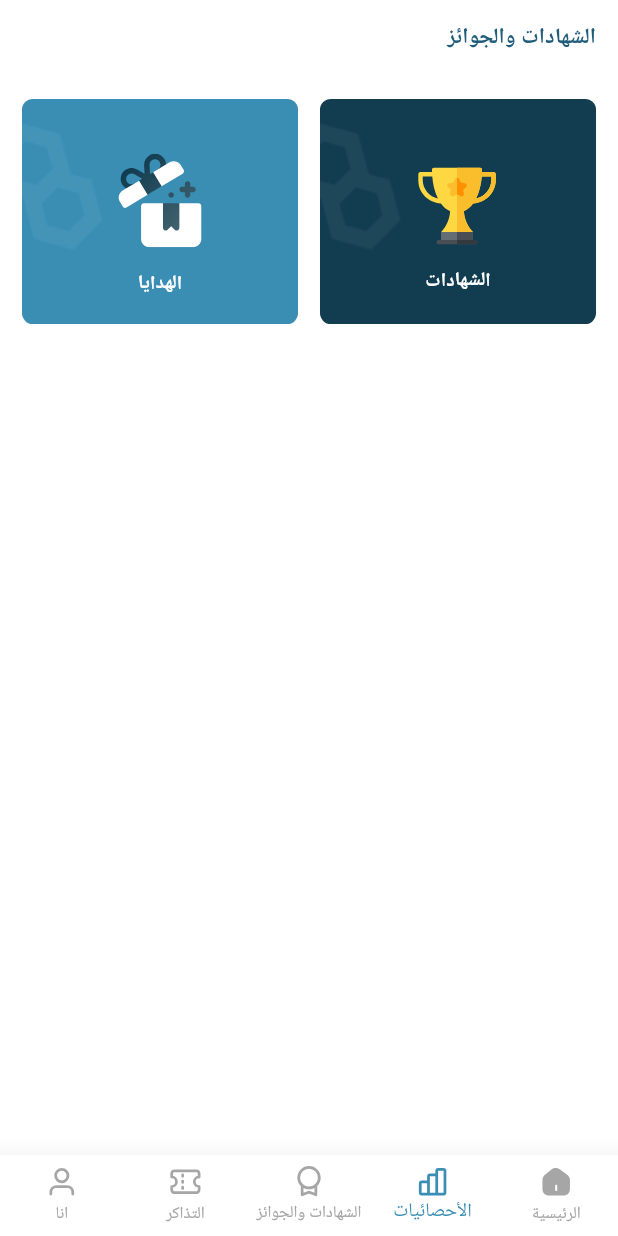
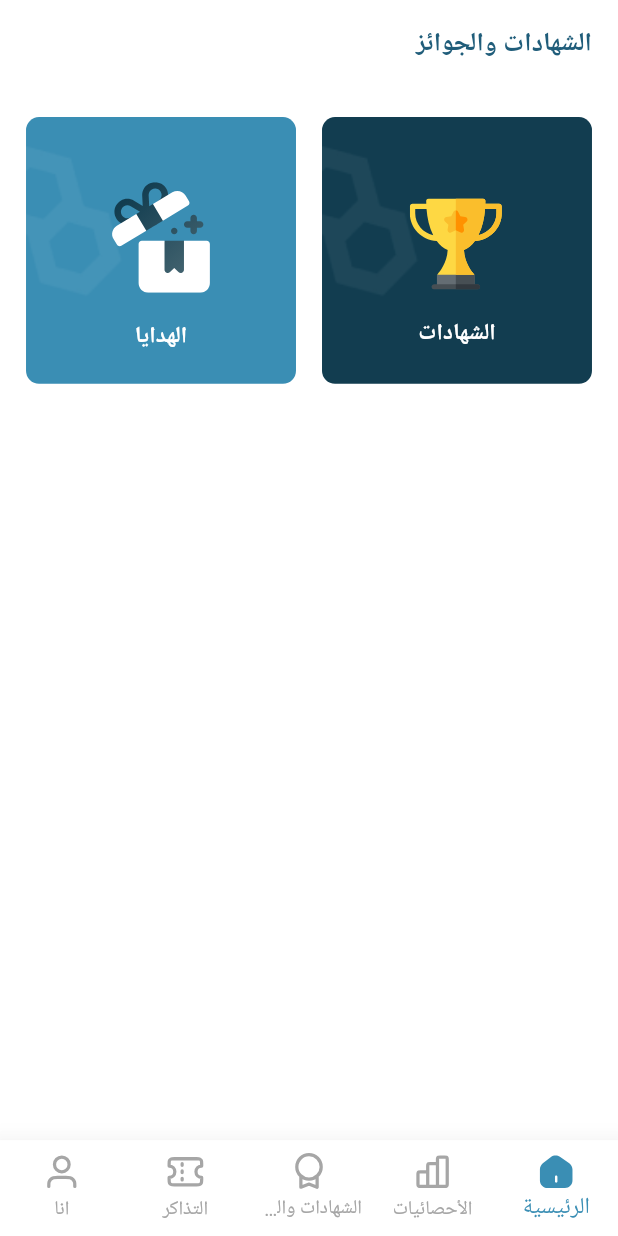
Before and after one commit to mostafaahmedbahr/engineering_day_app, a Flutter app: the screen it shows after launch, swiped to page 3, on a phone screen of 412 x 824 dp. Run offline on Flutter 3.47's test engine with Material 3 defaults, Android fonts, the phone set to English and light mode, and no system bars; our stand-ins replace dartz, dio, easy_localization, flutter_svg, get_it, google_fonts and 4 more; missing offline and left inert: dynamic_height_grid_view; Roboto replaces fonts that are missing (Tajawal); project files that could hold a hidden picture were left out.

Commit message:
egit in image

```diff
--- a/lib/core/shared_widgets/custom_error_widget.dart
+++ b/lib/core/shared_widgets/custom_error_widget.dart
@@ -1,9 +1,7 @@
 
  import 'package:flutter/material.dart';
-import 'package:flutter_svg/flutter_svg.dart';
 
 import '../utils/app_colors/app_colors.dart';
-import '../utils/app_images/app_images.dart';
 import 'custom_sized_box.dart';
 
 //ignore: must_be_immutable
--- a/lib/core/utils/app_colors/app_colors.dart
+++ b/lib/core/utils/app_colors/app_colors.dart
@@ -9,6 +9,9 @@ class AppColors
   static const  Color greyColor =   Color(0xffA6A6A6);
   static const  Color darkMainColor2 =   Color(0xff123D50);
 
+  static const  Color lightBackGround =   Color(0xfff3f5f6);
+
+
   static const  Color lightMainColor =   Color(0x0D4B745E);
   static const  Color yellowColor =   Color(0xffFFBA49);
   static const  Color redColor =   Color(0xffDB3022);
--- a/lib/core/utils/app_images/app_images.dart
+++ b/lib/core/utils/app_images/app_images.dart
@@ -8,6 +8,7 @@ class AppImages
   static const String ticket = "assets/images/svgs/ticket-01.svg";
   static const String user = "assets/images/svgs/user-01.svg";
   static const String cup = "assets/images/svgs/svgexport-17 (6) 1.svg";
+  static const String cubOpacity = "assets/images/svgs/cub_opacity.svg";
   static const String gift = "assets/images/svgs/gift.svg";
   static const String gift2 = "assets/images/svgs/Component 4.svg";
   static const String profile = "assets/images/svgs/profile.svg";
--- a/lib/features/certificates_and_gifts/presentation/views/widgets/certificates_and_gifts_view_body.dart
+++ b/lib/features/certificates_and_gifts/presentation/views/widgets/certificates_and_gifts_view_body.dart
@@ -2,10 +2,8 @@ import 'package:easy_localization/easy_localization.dart';
 import 'package:engineering_day_app/core/shared_widgets/custom_sized_box.dart';
 import 'package:engineering_day_app/core/utils/app_colors/app_colors.dart';
 import 'package:engineering_day_app/core/utils/app_images/app_images.dart';
-import 'package:engineering_day_app/core/utils/app_styles/app_styles.dart';
 import 'package:engineering_day_app/lang/locale_keys.dart';
 import 'package:flutter/cupertino.dart';
-import 'package:flutter_svg/flutter_svg.dart';
 
 import '../../../../certificates/presentation/views/certificates_view.dart';
 import '../../../../gifts/presentation/views/gifts_view.dart';
--- a/lib/features/charts/presentation/views/widgets/charts_list.dart
+++ b/lib/features/charts/presentation/views/widgets/charts_list.dart
@@ -9,6 +9,9 @@ import 'charts_list_item.dart';
 
 class ChartsList extends StatelessWidget {
   const ChartsList({super.key});
+
+
+
   @override
   Widget build(BuildContext context) {
     return Padding(
@@ -19,6 +22,7 @@ class ChartsList extends StatelessWidget {
           Text(LocaleKeys.statistics.tr(),
             style: AppStyles.textStyle16DarkMainColorW800.copyWith(
               color: AppColors.whiteColor,
+
             ),),
           const CustomSizedBox(height: 30,),
           Expanded(
--- a/lib/features/gifts/presentation/views/widgets/gifts_view_body_item.dart
+++ b/lib/features/gifts/presentation/views/widgets/gifts_view_body_item.dart
@@ -18,7 +18,7 @@ class GiftsViewBodyItem extends StatelessWidget {
       width: double.infinity,
       decoration: BoxDecoration(
         borderRadius: BorderRadius.circular(19),
-        color: AppColors.mainColor.withOpacity(0.1),
+        color: AppColors.lightBackGround,
         border: Border.all(
           color: AppColors.mainColor,
         ),
@@ -28,7 +28,7 @@ class GiftsViewBodyItem extends StatelessWidget {
         children: [
           const Text("لديك هدية",
           style: AppStyles.textStyle20mainColor2W700,),
-          SvgPicture.asset(AppImages.gift2,),
+          SvgPicture.asset(AppImages.gift2,width: 94,height: 106,fit: BoxFit.fill,),
         ],
       ),
     );
--- a/lib/features/layout/presentation/view_model/layout_provider.dart
+++ b/lib/features/layout/presentation/view_model/layout_provider.dart
@@ -5,7 +5,7 @@ import '../../../charts/presentation/views/charts_view.dart';
 
 class LayoutProvider with ChangeNotifier {
 
-  int layoutIndex = 1;
+  int layoutIndex = 0;
 
   PageController  controller = PageController();
 
--- a/lib/main.dart
+++ b/lib/main.dart
@@ -1,6 +1,6 @@
 import 'package:easy_localization/easy_localization.dart';
  import 'package:flutter/material.dart';
-import 'package:flutter_localizations/flutter_localizations.dart';
+import 'package:google_fonts/google_fonts.dart';
 import 'package:provider/provider.dart';
 import 'package:responsive_framework/responsive_wrapper.dart';
 import 'package:responsive_framework/utils/scroll_behavior.dart';
@@ -54,6 +54,7 @@ class MyApp extends StatelessWidget {
       child: MaterialApp(
         theme: ThemeData(
           scaffoldBackgroundColor: const Color(0xffEBE9E9),
+          fontFamily:GoogleFonts.tajawal().fontFamily
         ),
         title: 'Engineering Day App',
         debugShowCheckedModeBanner: false,
@@ -63,14 +64,14 @@ class MyApp extends StatelessWidget {
         home: const LayoutView(),
         builder: (context, child) => ResponsiveWrapper.builder(
           BouncingScrollWrapper.builder(context, child!),
-          maxWidth: 1200,
-          minWidth: 450,
+          maxWidth: 1080,
+          minWidth: 380,
           defaultScale: true,
           breakpoints: [
-            const ResponsiveBreakpoint.resize(450, name: MOBILE),
-            const ResponsiveBreakpoint.autoScale(800, name: TABLET),
-            const ResponsiveBreakpoint.autoScale(1000, name: TABLET),
-            const ResponsiveBreakpoint.resize(1200, name: DESKTOP),
+            const ResponsiveBreakpoint.resize(460, name: MOBILE),
+            const ResponsiveBreakpoint.resize(460, name: PHONE),
+            const ResponsiveBreakpoint.resize(450, name: TABLET),
+            const ResponsiveBreakpoint.autoScale(1200, name: DESKTOP),
             const ResponsiveBreakpoint.autoScale(2460, name: "4K"),
           ],
         ),
--- a/pubspec.yaml
+++ b/pubspec.yaml
@@ -52,7 +52,7 @@ dependencies:
   simple_gradient_text:
   easy_localization: ^3.0.3
   dynamic_height_grid_view: ^0.0.4
-
+  google_fonts: ^6.1.0
 dev_dependencies:
   flutter_test:
     sdk: flutter
```
Also changed, not shown: lib/features/certificates/presentation/views/widgets/certificates_view_body_item.dart (+9 -8 lines), assets/images/svgs/cub_opacity.png (added), assets/images/svgs/cub_opacity.svg (added), pubspec.lock, 7 other files.
